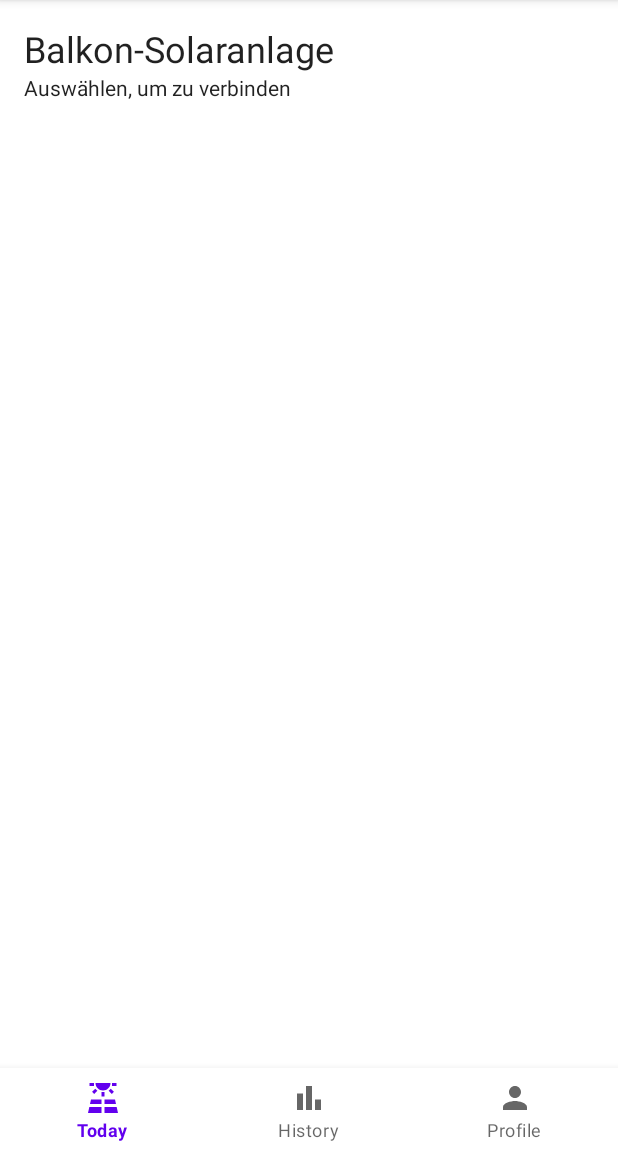
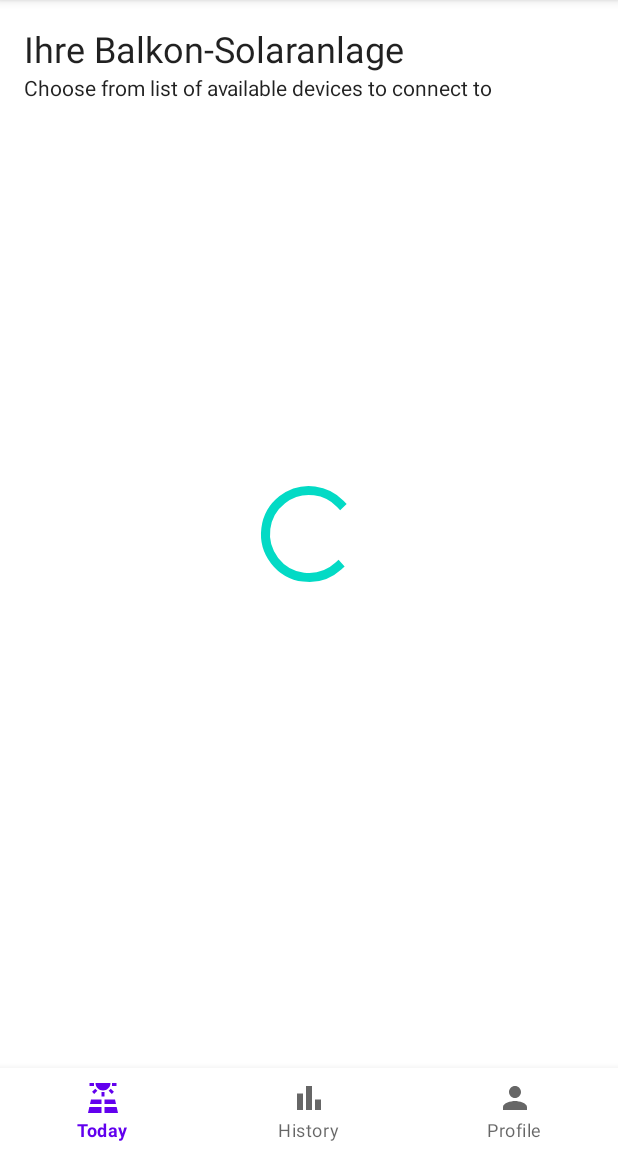
Before and after one commit to cfleschhut/Kotlin-Android-Training-SolarData-App, an Android app: the HomeFragment screen opened directly, with no data from a screen before it, on a phone screen of 412 x 824 dp, the part 84-1236 px from its top. Run offline under Robolectric (Android 15) with nearby library versions, the phone set to English and light mode, and no system bars.

Commit message:
Display ProgressBar (loading spinner) until API call returns successful response

```diff
--- a/app/src/main/java/com/christianfleschhut/solardata/HomeFragment.kt
+++ b/app/src/main/java/com/christianfleschhut/solardata/HomeFragment.kt
@@ -33,6 +33,10 @@ class HomeFragment : Fragment(R.layout.fragment_home) {
             ViewModelProvider(this)[MainViewModel::class.java]
         }
 
+        viewModel?.isLoading?.observe(viewLifecycleOwner) { isLoading ->
+            binding.pbDeviceList.visibility = if (isLoading) View.VISIBLE else View.GONE
+        }
+
         viewModel?.devices?.observe(viewLifecycleOwner) { devices ->
             binding.rvDeviceList.adapter = DeviceAdapter(devices, onItemClick)
         }
--- a/app/src/main/java/com/christianfleschhut/solardata/MainActivity.kt
+++ b/app/src/main/java/com/christianfleschhut/solardata/MainActivity.kt
@@ -5,7 +5,6 @@ import androidx.appcompat.app.AppCompatActivity
 import androidx.fragment.app.Fragment
 import androidx.fragment.app.add
 import androidx.fragment.app.commit
-import androidx.lifecycle.ViewModelProvider
 import com.christianfleschhut.solardata.databinding.ActivityMainBinding
 
 class MainActivity : AppCompatActivity() {
@@ -32,8 +31,6 @@ class MainActivity : AppCompatActivity() {
                 else -> false
             }
         }
-
-        val viewModel = ViewModelProvider(this)[MainViewModel::class.java]
     }
 
     private fun setFragment(fragment: Fragment): Boolean {
--- a/app/src/main/java/com/christianfleschhut/solardata/MainViewModel.kt
+++ b/app/src/main/java/com/christianfleschhut/solardata/MainViewModel.kt
@@ -3,17 +3,27 @@ package com.christianfleschhut.solardata
 import android.app.Application
 import androidx.lifecycle.AndroidViewModel
 import androidx.lifecycle.LiveData
+import androidx.lifecycle.MutableLiveData
 import androidx.lifecycle.liveData
 import com.christianfleschhut.solardata.data.Device
 import com.christianfleschhut.solardata.data.DeviceRepository
+import kotlinx.coroutines.delay
 
 class MainViewModel(app: Application) : AndroidViewModel(app) {
 
     private val deviceRepository: DeviceRepository = DeviceRepository()
 
+    private val _isLoading = MutableLiveData(false)
+    val isLoading: LiveData<Boolean>
+        get() = _isLoading
+
     val devices: LiveData<List<Device>> = liveData {
+        _isLoading.value = true
+
+        delay(4000)
         val data = deviceRepository.getDevices()
         emit(data)
+
+        _isLoading.value = false
     }
-
 }
--- a/app/src/main/java/com/christianfleschhut/solardata/data/Device.kt
+++ b/app/src/main/java/com/christianfleschhut/solardata/data/Device.kt
@@ -3,6 +3,7 @@ package com.christianfleschhut.solardata.data
 import com.squareup.moshi.Json
 
 data class Device(
+    val id: Int,
     val name: String,
     val output: String,
     @Json(name = "img_src") val image: String,
--- a/app/src/main/java/com/christianfleschhut/solardata/data/DeviceRepository.kt
+++ b/app/src/main/java/com/christianfleschhut/solardata/data/DeviceRepository.kt
@@ -23,6 +23,7 @@ class DeviceRepository {
     }
 
     suspend fun getDevices(): List<Device> {
+//        delay(2000)
         val response = deviceApi.getDevices()
 
         return if (response.isSuccessful)
--- a/app/src/main/res/layout/device_item.xml
+++ b/app/src/main/res/layout/device_item.xml
@@ -4,8 +4,7 @@
     xmlns:tools="http://schemas.android.com/tools"
     android:layout_width="match_parent"
     android:layout_height="wrap_content"
-    android:background="#eee"
-    android:padding="16dp">
+    android:padding="32dp">
 
     <ImageView
         android:id="@+id/ivDeviceImage"
--- a/app/src/main/res/layout/fragment_home.xml
+++ b/app/src/main/res/layout/fragment_home.xml
@@ -19,12 +19,13 @@
         <TextView
             android:layout_width="wrap_content"
             android:layout_height="wrap_content"
-            android:text="Balkon-Solaranlage"
+            android:text="Ihre Balkon-Solaranlage"
             android:textAppearance="@style/TextAppearance.AppCompat.Headline" />
+
         <TextView
             android:layout_width="wrap_content"
             android:layout_height="wrap_content"
-            android:text="Auswählen, um zu verbinden"
+            android:text="Choose from list of available devices to connect to"
             android:textAppearance="@style/TextAppearance.AppCompat.Body1" />
     </LinearLayout>
 
@@ -38,8 +39,16 @@
         app:layout_constraintStart_toStartOf="parent"
         app:layout_constraintTop_toBottomOf="@+id/layoutHeader"
         app:spanCount="2"
-        tools:listitem="@layout/device_item">
+        tools:listitem="@layout/device_item" />
 
-    </androidx.recyclerview.widget.RecyclerView>
+    <ProgressBar
+        android:id="@+id/pbDeviceList"
+        style="@android:style/Widget.Material.ProgressBar.Large"
+        android:layout_width="wrap_content"
+        android:layout_height="wrap_content"
+        app:layout_constraintBottom_toBottomOf="parent"
+        app:layout_constraintEnd_toEndOf="parent"
+        app:layout_constraintStart_toStartOf="parent"
+        app:layout_constraintTop_toTopOf="parent" />
 
 </androidx.constraintlayout.widget.ConstraintLayout>
```
Also changed, not shown: app/src/main/java/com/christianfleschhut/solardata/DeviceAdapter.kt (+6 -1 lines).
